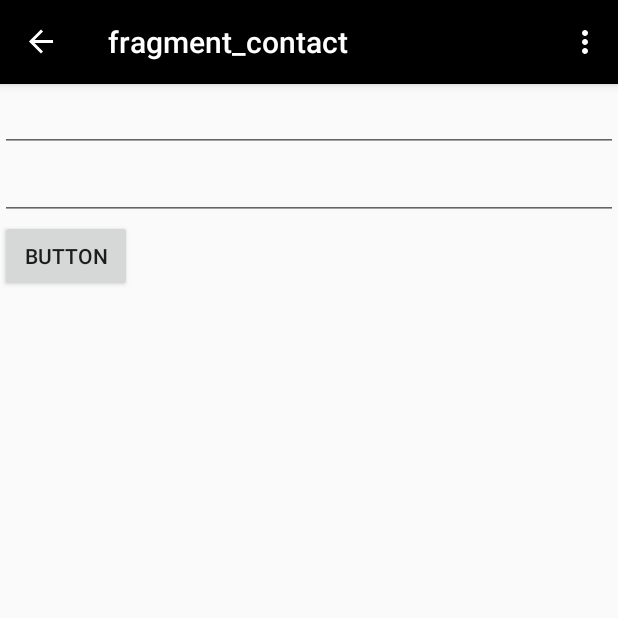
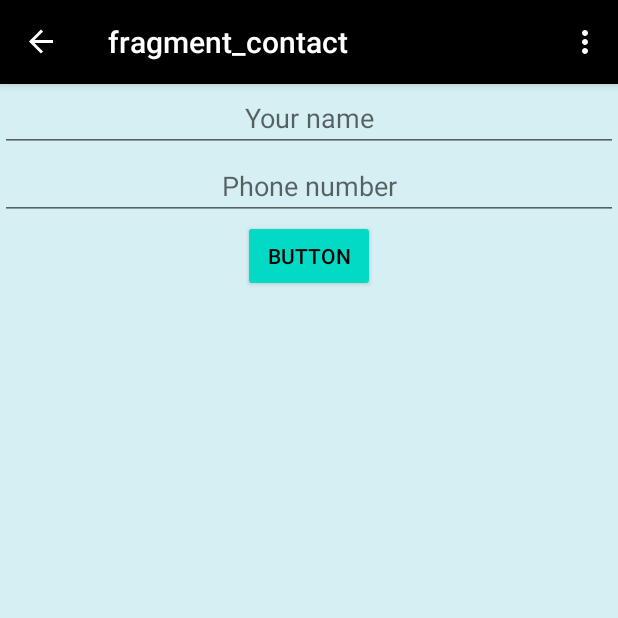
Before and after one commit to KlawitChanyut/NewFirstAppV2, an Android app: the ContactFragment screen opened through its navigation route, on a phone screen of 412 x 824 dp, the top half of it. Run offline under Robolectric (Android 15) with nearby library versions, the phone set to English and light mode, and no system bars; our stand-ins replace Room's generated code, data binding, navigation-ui; 1 statement that could not run was skipped.

Commit message:
Edit layout fragment_contact.xml

```diff
--- a/app/src/main/res/layout/fragment_about_me.xml
+++ b/app/src/main/res/layout/fragment_about_me.xml
@@ -22,8 +22,8 @@
 
         <ImageView
             android:id="@+id/cherfilm"
-            android:layout_width="247dp"
-            android:layout_height="418dp"
+            android:layout_width="251dp"
+            android:layout_height="473dp"
             android:layout_gravity="center|top"
             app:srcCompat="@drawable/cherfilm" />
 
--- a/app/src/main/res/layout/fragment_contact.xml
+++ b/app/src/main/res/layout/fragment_contact.xml
@@ -17,6 +17,7 @@
         <LinearLayout
             android:layout_width="match_parent"
             android:layout_height="match_parent"
+            android:background="#D5EFF3"
             android:orientation="vertical">
 
             <EditText
@@ -24,21 +25,29 @@
                 android:layout_width="match_parent"
                 android:layout_height="wrap_content"
                 android:ems="10"
-                android:inputType="text" />
+                android:hint="@string/your_name"
+                android:inputType="text"
+                android:textAlignment="center" />
 
             <EditText
                 android:id="@+id/editTextTextPersonPhone"
                 android:layout_width="match_parent"
                 android:layout_height="wrap_content"
                 android:ems="10"
-                android:inputType="text" />
+                android:hint="@string/phone_number"
+                android:inputType="text"
+                android:textAlignment="center" />
 
             <Button
                 android:id="@+id/buttonInsert"
+                style="@style/Widget.AppCompat.Button.Colored"
                 android:layout_width="wrap_content"
                 android:layout_height="wrap_content"
+                android:layout_gravity="center"
                 android:onClick="@{()->contactViewModel.onContactAdd()}"
-                android:text="Button" />
+                android:text="Button"
+                android:textColor="#000000"
+                android:textColorHint="#AFF4EE" />
 
             <TextView
                 android:id="@+id/textview"
--- a/app/src/main/res/values/strings.xml
+++ b/app/src/main/res/values/strings.xml
@@ -8,4 +8,6 @@
     <string name="my_name">Nickname : Film</string>
     <string name="age">Age : 21</string>
     <string name="birthday">Birthday : 20/09/1998</string>
+    <string name="your_name">Your name</string>
+    <string name="phone_number">Phone number</string>
 </resources>
```
